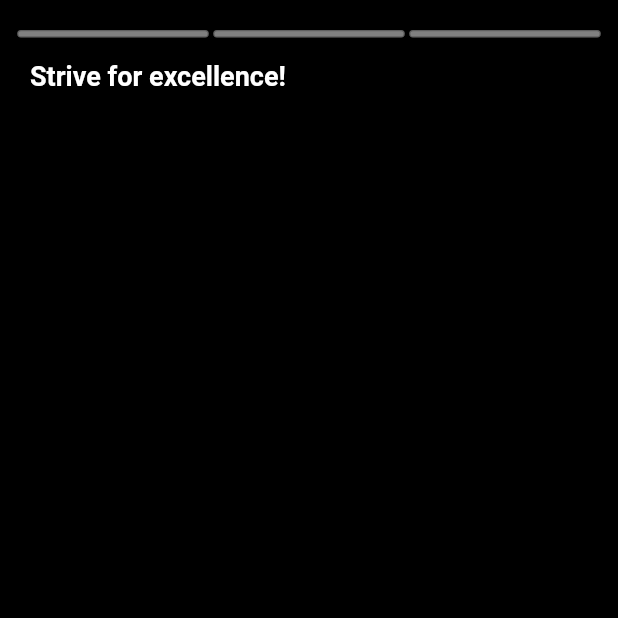
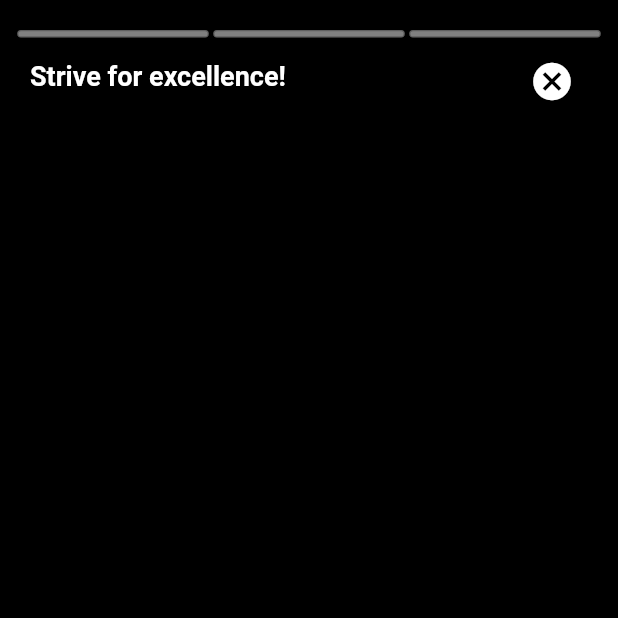
Before and after one commit to bartuteber/case_codeway_snippets, a Flutter app: the screen it shows after launch, after a tap on "Strive for excellence!", on a phone screen of 412 x 824 dp, the top half of it. Run offline on Flutter 3.47's test engine with Material 2 defaults, Android fonts, the phone set to English and light mode, and no system bars; drawn by our look-alikes of cached_network_image; our stand-ins replace get, video_player; network calls fail.

Commit message:
Add exit button to story player

```diff
--- a/lib/views/home_page.dart
+++ b/lib/views/home_page.dart
@@ -1,4 +1,3 @@
-import 'dart:typed_data';
 import 'package:cached_network_image/cached_network_image.dart';
 import 'package:codeway_snippets/controllers/story_controller.dart';
 import 'package:codeway_snippets/controllers/story_group_controller.dart';
@@ -8,7 +7,6 @@ import 'package:codeway_snippets/models/story_group_model.dart';
 import 'package:codeway_snippets/views/story_player.dart';
 import 'package:flutter/material.dart';
 import 'package:get/get.dart';
-import 'package:codeway_snippets/helper/download_image_data.dart' as di;
 import 'package:codeway_snippets/widgets/main_layout.dart';
 import 'about_page.dart';
 
--- a/lib/views/story_player.dart
+++ b/lib/views/story_player.dart
@@ -1,4 +1,3 @@
-import 'package:codeway_snippets/controllers/story_controller.dart';
 import 'package:codeway_snippets/controllers/story_group_controller.dart';
 import 'package:codeway_snippets/models/story_group_model.dart';
 import 'package:codeway_snippets/widgets/story_item.dart';
@@ -10,7 +9,6 @@ class StoryPlayerPage extends StatelessWidget {
 
   @override
   Widget build(BuildContext context) {
-    StoryController storyController = Get.find();
     StoryGroupController storyGroupController = Get.find();
     return WillPopScope(
       onWillPop: () async => false,
--- a/lib/widgets/story_item.dart
+++ b/lib/widgets/story_item.dart
@@ -111,6 +111,7 @@ class StoryItem extends StatelessWidget {
                   Positioned(
                       top: 40,
                       left: 20,
+                      right: 60,
                       child: Text(
                         currentStoryGroup.name,
                         style: const TextStyle(
@@ -139,6 +140,20 @@ class StoryItem extends StatelessWidget {
                       },
                     ),
                   ),
+                  Positioned(
+                      top: 30,
+                      right: 20,
+                      child: IconButton(
+                          onPressed: () {
+                            videoPlayerController?.dispose();
+                            Get.to(() => const HomePage(),
+                                transition: Transition.downToUp);
+                          },
+                          iconSize: 30,
+                          icon: const Icon(
+                            Icons.cancel,
+                            color: Colors.white,
+                          )))
                 ],
               ),
             );
```
